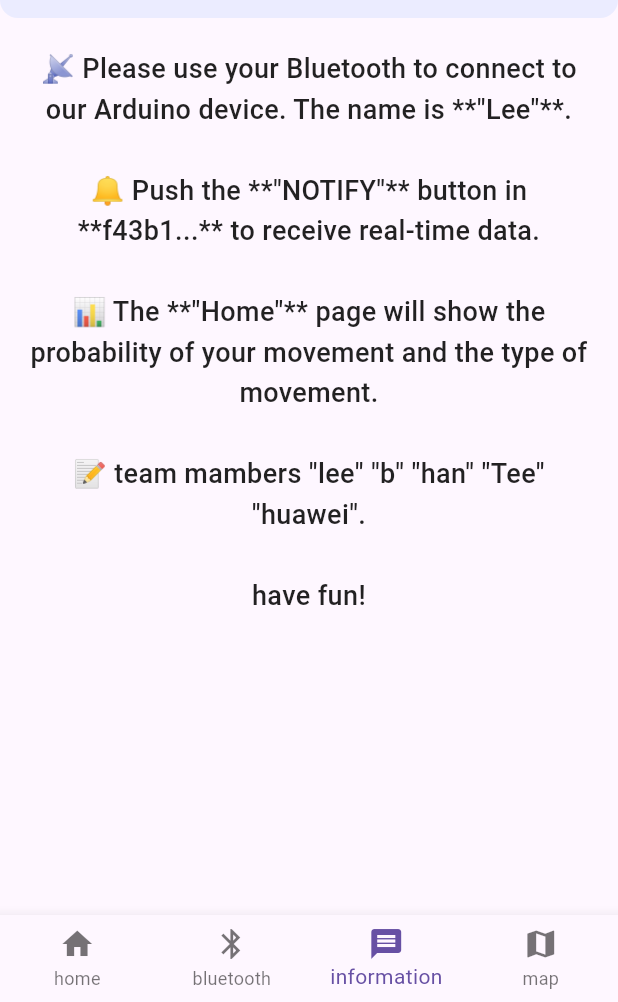
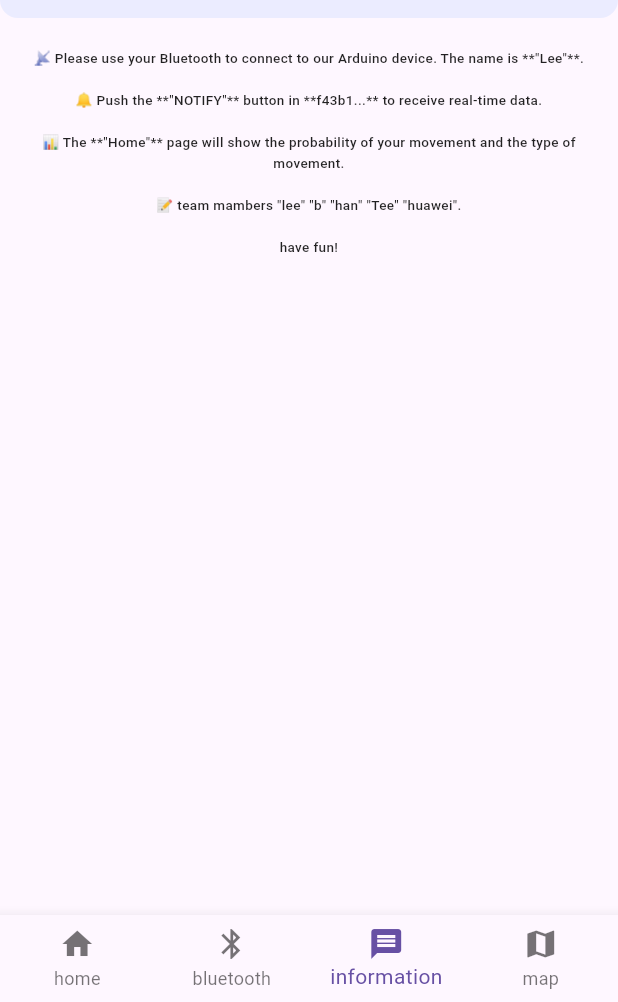
Before and after one commit to z588585/teamwork20253, a Flutter app: the screen it shows after launch, item 3 of the bottom bar chosen, on a phone screen of 412 x 824 dp, the part 234-1236 px from its top. Run offline on Flutter 3.47's test engine with Material 3 defaults, Android fonts, the phone set to English and light mode, and no system bars; our stand-ins replace flutter_blue_plus, geolocator, google_maps_flutter, permission_handler; missing offline and left inert: flutter_background_geolocation; statements that could not run were skipped.

Commit message:
modified:   teamapp/lib/123page.dart 	modified:   teamapp/lib/main.dart

```diff
--- a/teamapp/lib/123page.dart
+++ b/teamapp/lib/123page.dart
@@ -10,7 +10,7 @@
 import 'package:permission_handler/permission_handler.dart';
 
 
-// 统一修改子页面，使其可以增加 allCount 并读取最新的值
+
 class FirstPage extends StatefulWidget {
   final VoidCallback increaseCount;
   final int Function() getAllCount;
@@ -214,10 +214,10 @@
           crossAxisAlignment: CrossAxisAlignment.center,
           children: [
             Container(
-              padding: EdgeInsets.all(16), // 添加内边距
+              padding: EdgeInsets.all(16),
               decoration: BoxDecoration(
-                color: Colors.blueAccent.withOpacity(0.1), // 设置背景颜色
-                borderRadius: BorderRadius.circular(12), // 圆角
+                color: Colors.blueAccent.withOpacity(0.1),
+                borderRadius: BorderRadius.circular(12),
               ),
               child: Text(
                 '🔹 Information: This is our team app',
@@ -229,7 +229,7 @@
                 ),
               ),
             ),
-            SizedBox(height: 20), // 间距
+            SizedBox(height: 20),
             Padding(
               padding: EdgeInsets.symmetric(horizontal: 20),
               child: Text(
@@ -240,10 +240,10 @@
                 'have fun!',
                 textAlign: TextAlign.center,
                 style: TextStyle(
-                  fontSize: 18,
+                  fontSize: 9,
                   color: Colors.black87,
                   fontWeight: FontWeight.w500,
-                  height: 1.5, // 增加行距
+                  height: 1.5,
                 ),
               ),
             ),
```
Also changed, not shown: teamapp/lib/main.dart (+45 -43 lines).
